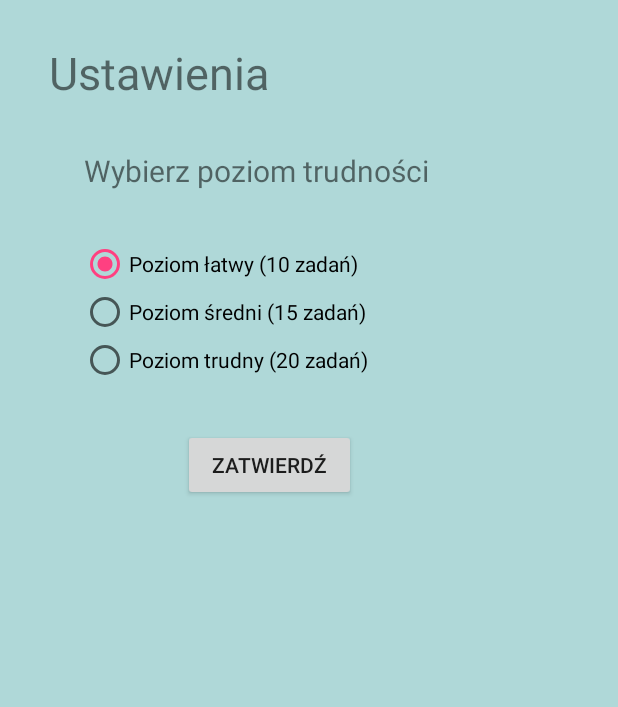
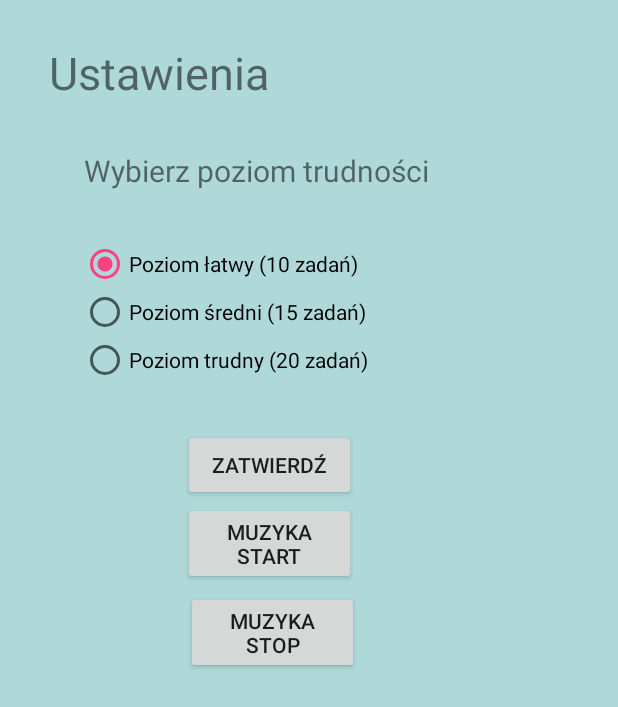
Before and after one commit to AdamStrzelec/CzasReakcji, an Android app: the SettingsActivity screen opened directly, with no data from a screen before it, on a phone screen of 412 x 824 dp. Shown: the top 707 px of the screen. Run offline under Robolectric (Android 15) with nearby library versions, the phone set to English and light mode, and no system bars.

Commit message:
music service, sounds

```diff
--- a/app/src/main/AndroidManifest.xml
+++ b/app/src/main/AndroidManifest.xml
@@ -36,6 +36,10 @@
             android:parentActivityName=".GameActivity"
             android:label="@string/title_activity_reslt"
             android:theme="@style/AppTheme.NoActionBar"></activity>
+
+        <service
+            android:name=".MusicActivity1"
+            android:enabled="true"/>
     </application>
 
 </manifest>
--- a/app/src/main/res/layout/content_settings.xml
+++ b/app/src/main/res/layout/content_settings.xml
@@ -8,6 +8,28 @@
     tools:context="com.example.user.czasreakcji.SettingsActivity"
     tools:showIn="@layout/activity_settings"
     android:background="#afd8d8">
+
+    <Button
+        android:id="@+id/button_start_music"
+        android:layout_width="115dp"
+        android:layout_height="wrap_content"
+        android:layout_x="122dp"
+        android:layout_y="335dp"
+        android:onClick="startService"
+        android:text="MUZYKA START"
+        tools:layout_editor_absoluteX="76dp"
+        tools:layout_editor_absoluteY="266dp" />
+
+    <Button
+        android:id="@+id/button_stop_music"
+        android:layout_width="115dp"
+        android:layout_height="wrap_content"
+        android:layout_x="124dp"
+        android:layout_y="394dp"
+        android:onClick="stopService"
+        android:text="MUZYKA STOP"
+        tools:layout_editor_absoluteX="76dp"
+        tools:layout_editor_absoluteY="266dp" />
 
     <TextView
         android:id="@+id/settingsTextView"
```
Also changed, not shown: app/src/main/java/com/example/user/czasreakcji/GameActivity.java (+15 -2 lines), app/src/main/java/com/example/user/czasreakcji/MusicActivity1.java (added, +48 -0 lines), app/src/main/java/com/example/user/czasreakcji/SettingsActivity.java (+12 -0 lines), 2 other files.
